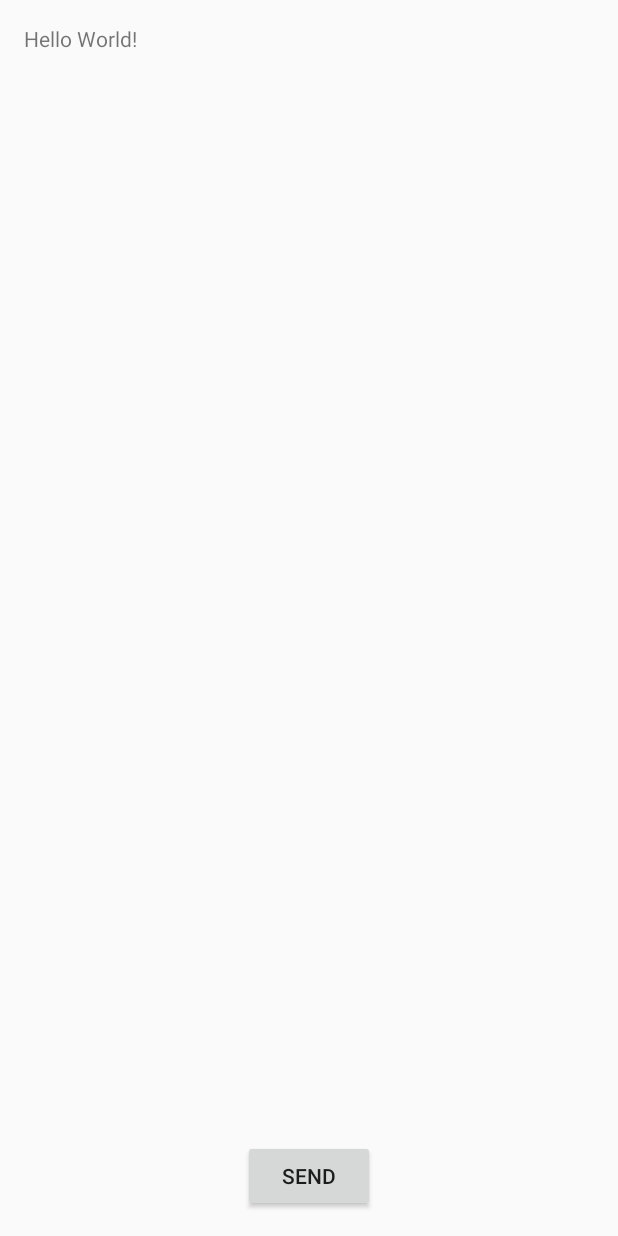
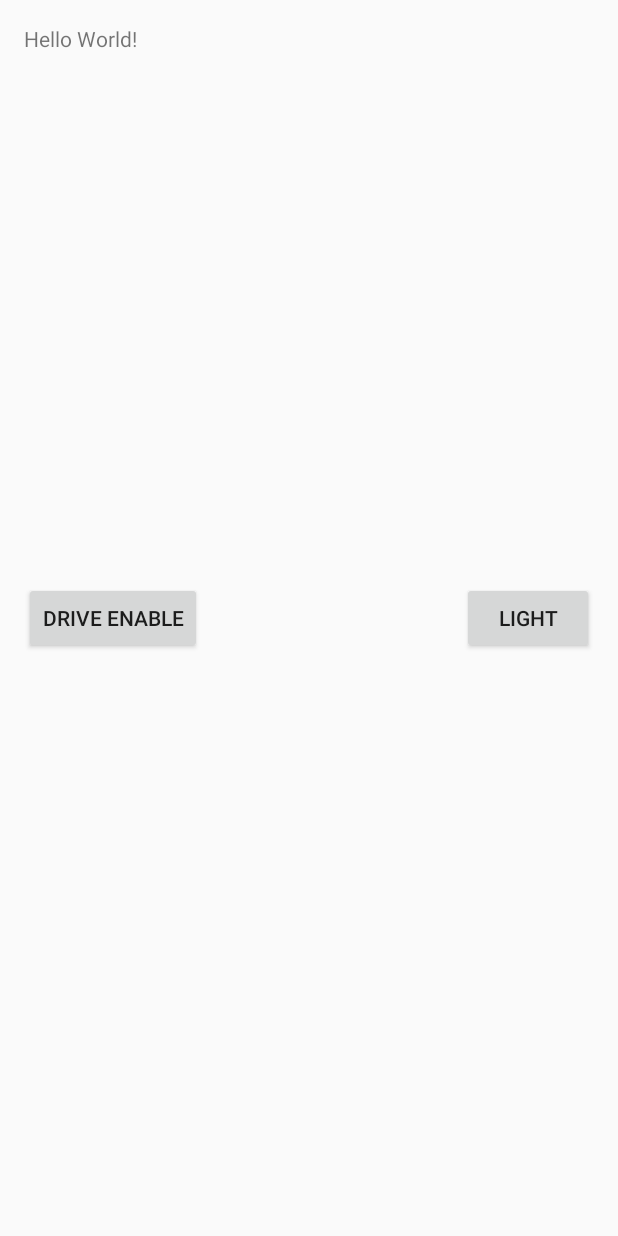
Before and after one commit to vladislavzavadski/sifo, an Android app: the layout activity_main.xml on its own in the app's theme, with its tools: preview values and no code run, on a phone screen of 412 x 824 dp. Run offline under Robolectric (Android 15) with nearby library versions, the phone set to English and light mode, and no system bars.

Commit message:
add forward car drive

```diff
--- a/app/src/main/res/layout/activity_main.xml
+++ b/app/src/main/res/layout/activity_main.xml
@@ -13,14 +13,27 @@
         android:id="@+id/name"
         android:layout_width="wrap_content"
         android:layout_height="wrap_content"
-        android:text="Hello World!" />
+        android:text="Hello World!"
+        android:layout_alignParentTop="true"
+        android:layout_alignLeft="@+id/button"
+        android:layout_alignStart="@+id/button" />
 
     <Button
         android:layout_width="wrap_content"
         android:layout_height="wrap_content"
-        android:text="Send"
+        android:text="Drive Enable"
         android:id="@+id/button"
-        android:layout_alignParentBottom="true"
-        android:layout_centerHorizontal="true" />
+        android:layout_centerVertical="true"
+        android:layout_alignParentLeft="true"
+        android:layout_alignParentStart="true" />
+
+    <Button
+        android:layout_width="wrap_content"
+        android:layout_height="wrap_content"
+        android:text="light"
+        android:id="@+id/button2"
+        android:layout_centerVertical="true"
+        android:layout_alignParentRight="true"
+        android:layout_alignParentEnd="true" />
 
 </RelativeLayout>
```
Also changed, not shown: app/src/main/java/com/example/remotecarcontrol/MainActivity.java (+86 -39 lines), app/src/main/java/com/example/remotecarcontrol/RetrieveFeedTask.java (+15 -4 lines).
